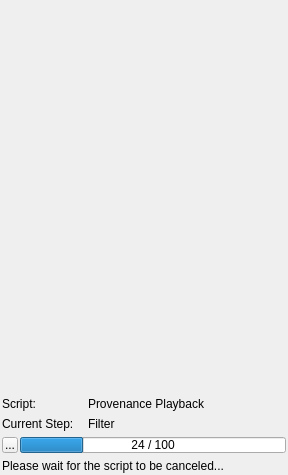
This is src/Interface/Application/LayerManagerWidget.ui in SCIInstitute/Seg3D as Qt 5 draws it before an edit. The edited form follows.
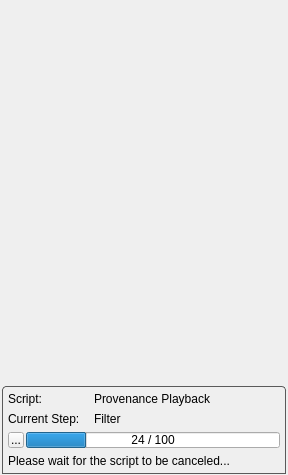
This is the edited form. Icons and pictures are not drawn.

Commit message: Collapse consecutive paint strokes in the provenance display. UI tweaks.

The edit to the form file:
```diff
--- a/src/Interface/Application/LayerManagerWidget.ui
+++ b/src/Interface/Application/LayerManagerWidget.ui
@@ -22,6 +22,9 @@
   <property name="lineWidth">
    <number>0</number>
   </property>
+  <property name="verticalScrollBarPolicy">
+   <enum>Qt::ScrollBarAlwaysOff</enum>
+  </property>
   <property name="horizontalScrollBarPolicy">
    <enum>Qt::ScrollBarAlwaysOff</enum>
   </property>
@@ -42,26 +45,68 @@
      <number>1</number>
     </property>
     <item>
-     <widget class="QWidget" name="main_" native="true">
-      <property name="sizePolicy">
-       <sizepolicy hsizetype="MinimumExpanding" vsizetype="Preferred">
-        <horstretch>0</horstretch>
-        <verstretch>1</verstretch>
-       </sizepolicy>
+     <widget class="QScrollArea" name="scrollArea">
+      <property name="frameShape">
+       <enum>QFrame::NoFrame</enum>
       </property>
       <property name="acceptDrops">
        <bool>true</bool>
       </property>
+      <widget class="QWidget" name="main_">
+       <property name="geometry">
+        <rect>
+         <x>0</x>
+         <y>0</y>
+         <width>286</width>
+         <height>378</height>
+        </rect>
+       </property>
+       <layout class="QVBoxLayout" name="group_layout_">
+        <property name="spacing">
+         <number>2</number>
+        </property>
+        <property name="leftMargin">
+         <number>0</number>
+        </property>
+        <property name="topMargin">
+         <number>1</number>
+        </property>
+        <property name="rightMargin">
+         <number>1</number>
+        </property>
+        <property name="bottomMargin">
+         <number>1</number>
+        </property>
+       </layout>
+      </widget>
      </widget>
     </item>
     <item>
      <widget class="QWidget" name="script_widget_" native="true">
+      <property name="styleSheet">
+       <string notr="true">QWidget#script_widget_
+{
+border:1px solid rgb(90, 90, 90);
+margin:0 1 0 1;
+border-top-right-radius:4px;
+border-top-left-radius:4px;
+}</string>
+      </property>
       <layout class="QVBoxLayout" name="verticalLayout_2">
        <property name="spacing">
         <number>6</number>
        </property>
-       <property name="margin">
-        <number>1</number>
+       <property name="leftMargin">
+        <number>7</number>
+       </property>
+       <property name="topMargin">
+        <number>6</number>
+       </property>
+       <property name="rightMargin">
+        <number>7</number>
+       </property>
+       <property name="bottomMargin">
+        <number>6</number>
        </property>
        <item>
         <layout class="QHBoxLayout" name="horizontalLayout">
```
Left out of the diff: 11 changed lines with no effect on the pictures. The commit also changes 4 other files.
